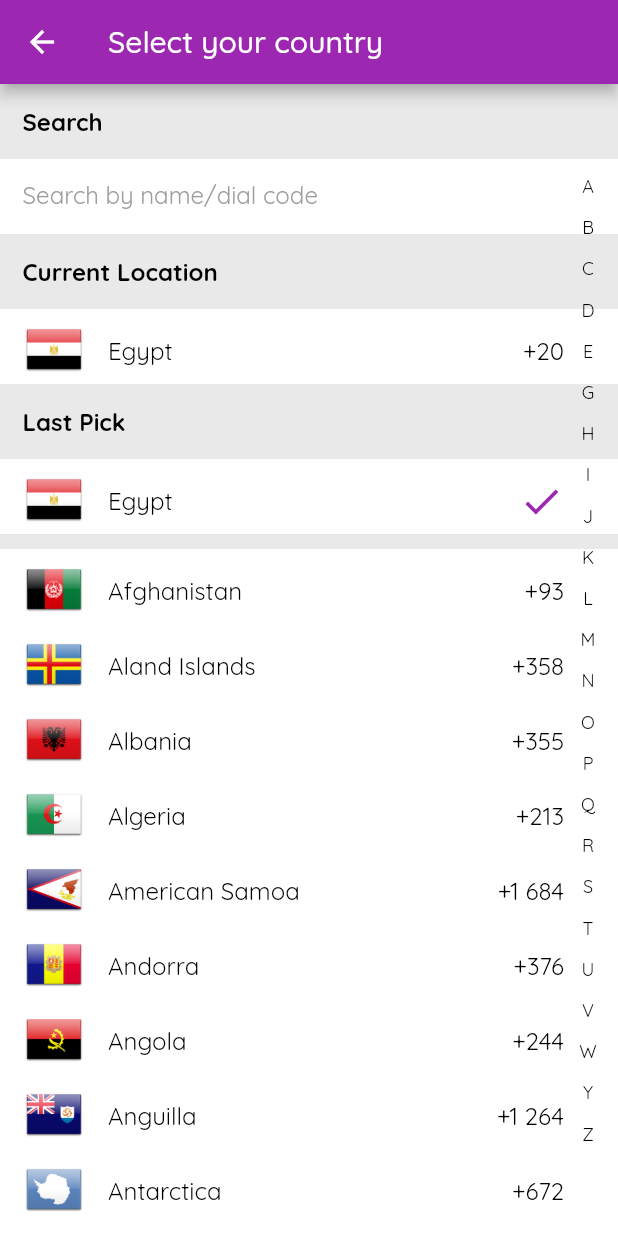
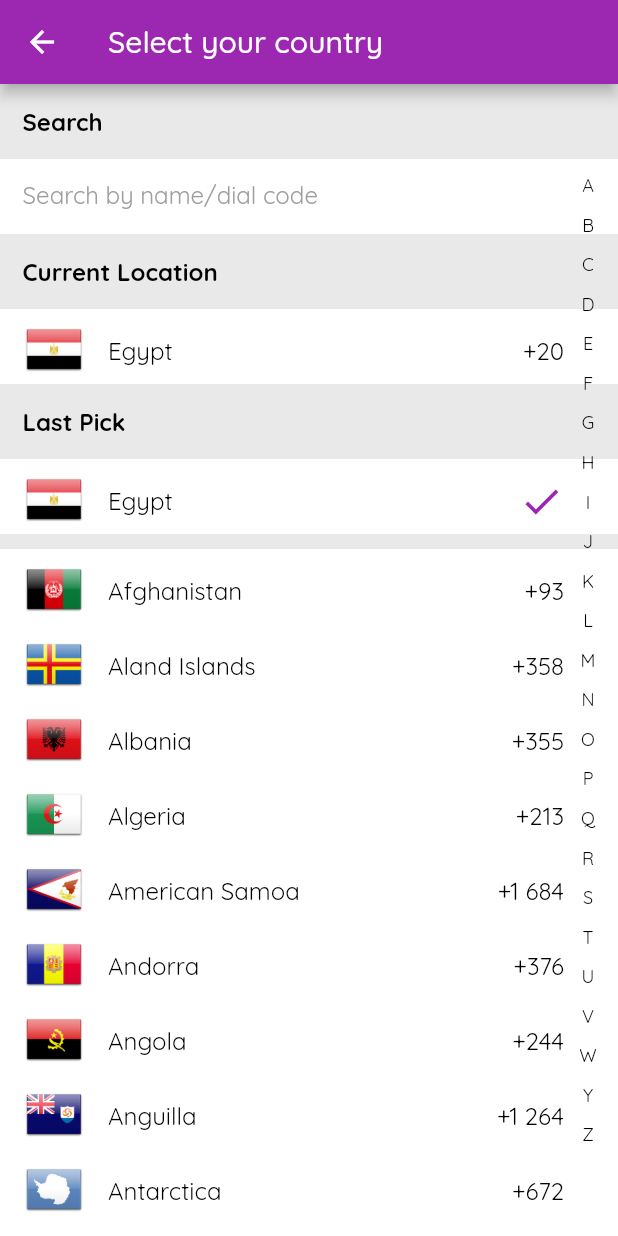
Before and after one commit to AmremadDev/country-list-picker, a Flutter app: the HomePage screen opened directly, after a tap on "+20", on a phone screen of 412 x 824 dp. Run offline on Flutter 3.47's test engine with Material 2 defaults, Android fonts, the phone set to English and light mode, and no system bars; our stand-ins replace mask_text_input_formatter; missing offline and left inert: dart_code_viewer2.

````diff
--- a/example/lib/top_part.dart
+++ b/example/lib/top_part.dart
@@ -16,24 +16,28 @@ class TopPart extends StatelessWidget {
     return Consumer4<PickerProvider, InputProvider, DialogProvider, SettingsProvider>(
       builder: (context, picker, input, dialog, settings, child) {
         return CountryListPicker(
-          // localCountry: Countries.Albania,
-          // onCountryChanged: (value) {},
-          // onChanged: (value) {},
+          onCountryChanged: ((value) {
+            input.hintString = value.local_number_sample;
+            input.mask = value.default_number_format;
+          }),
+          onChanged: (value) {
+            print(value);
+          },
           initialCountry: Countries.Egypt,
           language: picker.separated == true ? picker.language : settings.language,
           textDirection:
               picker.separated == true ? picker.textDirection : settings.language.textDirection,
           localCountry: (dialog.currentLocationTile == false) ? null : dialog.localCountry,
-          countryNameTextStyle: picker.countryNameTextStyle,
+          countryNameStyle: picker.countryNameTextStyle,
           isShowFlag: picker.isShowFlag,
           flagSize: picker.flagSize,
-          isShowDialingCode: picker.isShowDialCode,
+          isShowDiallingCode: picker.isShowDialCode,
           isShowDownIcon: picker.isDownIcon,
           isShowCountryTitle: picker.isShowCountryName,
           isShowInputField: input.isShowTextField,
           iconDown:
               Icon(picker.downIcon.icon, size: picker.downIcon.size, color: picker.downIcon.color),
-          dialCodeTextStyle: picker.dialCodeTextStyle,
+          diallingCodeStyle: picker.dialCodeTextStyle,
           border: picker.border == Borders.none
               ? InputBorder.none
               : picker.border == Borders.outline
@@ -52,14 +56,7 @@ class TopPart extends StatelessWidget {
                     : UnderlineInputBorder(borderSide: BorderSide(width: input.borderWidth)),
             mask: input.mask,
           ),
-          onCountryChanged: ((value) {
-            input.hintString = value.local_number_sample;
-            input.mask = value.default_number_format;
-          }),
-          onChanged: (value) {
-            print(value);
-          },
-          dialogTheme: CountryListDialogTheme(
+          dialogTheme: DialogThemeData(
             isShowFlag: dialog.countryFlag,
             isShowDialCode: dialog.countryDialCode,
             isShowFloatButton: dialog.upActionbutton,
@@ -67,23 +64,23 @@ class TopPart extends StatelessWidget {
             isShowLastPickTile: dialog.lastPickTile,
             isShowAlphabetsBar: dialog.alphabetBar,
             backgroundColor: dialog.backgroundColor,
-            textStyle: dialog.textStyle,
+            style: dialog.textStyle,
             appBar: AppBar(title: Text(dialog.appBarTitle.tr)),
             tileHeight: dialog.tileHeight,
             alphabetsBarTheme: AlphabetsBarThemeData(
               backgroundColor: dialog.alphabetUnSelectedBackgroundColor,
               selectedBackgroundColor: dialog.alphabetSelectedBackgroundColor,
-              textStyle: dialog.alphabetUnSelectedTextStyle,
-              selectedTextStyle: dialog.alphabetSelectedTextStyle,
+              style: dialog.alphabetUnSelectedTextStyle,
+              selectedStyle: dialog.alphabetSelectedTextStyle,
             ),
             tilesTheme: TilesThemeData(
-              background: dialog.titlesBackgroundColor,
+              backgroundColor: dialog.titlesBackgroundColor,
               style: dialog.titleTextStyle,
               currentLocationTileTitle: dialog.currentLocationTileTitle.tr,
               lastPickIcon: Icon(dialog.lastPickTileTitleIcon),
               lastPickTitle: dialog.lastPickTileTitle.tr,
               searchHint: dialog.searchTileHintString.tr,
-              searchHintTextStyle: dialog.searchTileHintTextStyle,
+              searchHintStyle: dialog.searchTileHintTextStyle,
               searchTitle: dialog.searchTileTitle.tr,
             ),
           ),
--- a/lib/country_list_picker.dart
+++ b/lib/country_list_picker.dart
@@ -10,12 +10,12 @@ import '../support/countires_multi_languages_list.dart';
 import '../selection_list.dart';
 import '../model/country.dart';
 import '../model/countries.dart';
-import '../theme/country_list_dialog_theme.dart';
+import '../theme/dialog_theme.dart';
 import '../theme/input_theme.dart';
 import '../widget/input_filed.dart';
 
 // exports
-export '../theme/country_list_dialog_theme.dart';
+export '../theme/dialog_theme.dart';
 export '../theme/input_theme.dart';
 export '../model/country.dart';
 export '../model/countries.dart';
@@ -27,7 +27,7 @@ class CountryListPicker extends StatefulWidget {
   /// The CountryListPicker can show many different languages.
   /// It can be customized with various properties such as [initialCountry], [language], [textDirection] and more.
   /// It has various callback properties for events such as [onCountryChanged], [onChanged] and others.
-  /// It throws an error if [isShowFlag] and [isShowDialingCode] both are set to false.
+  /// It throws an error if [isShowFlag] and [isShowDiallingCode] both are set to false.
   /// note that: if 'border' property of the 'inputTheme'is not equal [InputBorder.none], the [border] will be canceled.
   /// simple code
   /// ```dart
@@ -48,7 +48,7 @@ class CountryListPicker extends StatefulWidget {
     this.isShowCountryTitle = true,
     this.isShowFlag = true,
     this.flagSize = const Size(40.0, 40.0),
-    this.isShowDialingCode = true,
+    this.isShowDiallingCode = true,
     this.iconDown = const Icon(Icons.keyboard_arrow_down, size: 24),
     this.isShowDownIcon = true,
     this.isShowInputField = true,
@@ -56,9 +56,9 @@ class CountryListPicker extends StatefulWidget {
     this.margin = const EdgeInsets.all(5.0),
     this.padding = const EdgeInsets.all(0.0),
     this.border = const UnderlineInputBorder(),
-    this.dialCodeTextStyle = const TextStyle(fontSize: 16, fontWeight: FontWeight.bold),
-    this.countryNameTextStyle = const TextStyle(fontSize: 15, color: Colors.grey),
-    this.dialogTheme = const CountryListDialogTheme(),
+    this.diallingCodeStyle = const TextStyle(fontSize: 16, fontWeight: FontWeight.bold),
+    this.countryNameStyle = const TextStyle(fontSize: 15, color: Colors.grey),
+    this.dialogTheme = const DialogThemeData(),
     this.inputTheme = const InputThemeData(),
     // Events
     this.onCountryChanged,
@@ -68,7 +68,7 @@ class CountryListPicker extends StatefulWidget {
     this.onSaved,
     this.onTap,
     this.controller,
-  }) : assert(isShowFlag == true || isShowDialingCode == true,
+  }) : assert(isShowFlag == true || isShowDiallingCode == true,
             "Both isShowFlag and isShowCode can't be false")
 
   // ,assert((border == InputBorder.none || inputTheme.border == InputBorder.none),
@@ -117,10 +117,10 @@ class CountryListPicker extends StatefulWidget {
   /// This variable is declared as final, indicating that it can't be reassigned after being initialized.
   final bool isShowCountryTitle;
 
-  /// [isShowDialingCode] is a [bool] variable that determines whether or not to display the dialing code of the country.
-  /// If set to true, the dialing code will be shown, and if set to false, the dialing code will be hidden.
+  /// [isShowDiallingCode] is a [bool] variable that determines whether or not to display the dialling code of the country.
+  /// If set to true, the dialling code will be shown, and if set to false, the dialling code will be hidden.
   /// This variable is declared as final, indicating that it can't be reassigned after being initialized.
-  final bool isShowDialingCode;
+  final bool isShowDiallingCode;
 
   /// [isShowDownIcon] is a [bool] variable that determines whether or not to display the down icon.
   /// If set to true, the down icon will be shown, and if set to false, the down icon will be hidden.
@@ -152,22 +152,14 @@ class CountryListPicker extends StatefulWidget {
   /// [OutlineInputBorder], which results in a rounded rectangle being drawn around the [CountryListPicker].
   final InputBorder border;
 
-  /// If non-null, the style to use for this text.
-  ///
-  /// If the style's "inherit" property is true, the style will be merged with
-  /// the closest enclosing [DefaultTextStyle]. Otherwise, the style will
-  /// replace the closest enclosing [DefaultTextStyle].
-  final TextStyle dialCodeTextStyle;
+  /// [diallingCodeStyle] text style.
+  final TextStyle diallingCodeStyle;
 
-  /// If non-null, the style to use for this text.
-  ///
-  /// If the style's "inherit" property is true, the style will be merged with
-  /// the closest enclosing [DefaultTextStyle]. Otherwise, the style will
-  /// replace the closest enclosing [DefaultTextStyle].
-  final TextStyle countryNameTextStyle;
+  /// [countryNameStyle] text style.
+  final TextStyle countryNameStyle;
 
   /// dilaog theme data
-  final CountryListDialogTheme dialogTheme;
+  final DialogThemeData dialogTheme;
 
   /// Input field theme data
   final InputThemeData inputTheme;
@@ -230,7 +222,6 @@ class _CountryListPickerState extends State<CountryListPicker> {
         flagUri: 'assets/flags/${element['iso_3166_1_alpha2'].toLowerCase()}.png',
       );
     }).toList();
-    countries.removeWhere((element) => element.name.common[0] == "F");
     countries.sort((a, b) => a.name.common.compareTo(b.name.common));
 
     selectedCountry = selectedCountry == null
@@ -319,10 +310,10 @@ class _CountryListPickerState extends State<CountryListPicker> {
                             orElse: () => countries[0])
                         .name
                         .common,
-                style: widget.countryNameTextStyle.copyWith(
-                    fontWeight: widget.countryNameTextStyle.fontWeight,
-                    fontSize: widget.countryNameTextStyle.fontSize ?? 15,
-                    color: widget.countryNameTextStyle.color ?? Colors.grey,
+                style: widget.countryNameStyle.copyWith(
+                    fontWeight: widget.countryNameStyle.fontWeight,
+                    fontSize: widget.countryNameStyle.fontSize ?? 15,
+                    color: widget.countryNameStyle.color ?? Colors.grey,
                     overflow: TextOverflow.ellipsis),
               ),
           ],
@@ -379,17 +370,17 @@ class _CountryListPickerState extends State<CountryListPicker> {
                     height: widget.flagSize.height,
                     width: widget.flagSize.width)),
           //code
-          if (widget.isShowDialingCode == true)
+          if (widget.isShowDiallingCode == true)
             Padding(
                 padding: const EdgeInsets.symmetric(horizontal: 2.5),
                 child: Directionality(
                   textDirection: TextDirection.ltr,
                   child: Text(country.dialing_code.toString(),
-                      style: widget.dialCodeTextStyle.copyWith(
-                          color: widget.dialCodeTextStyle.color ??
+                      style: widget.diallingCodeStyle.copyWith(
+                          color: widget.diallingCodeStyle.color ??
                               Theme.of(context).textTheme.titleLarge?.color,
-                          fontSize: widget.dialCodeTextStyle.fontSize ?? 16,
-                          fontWeight: widget.dialCodeTextStyle.fontWeight ?? FontWeight.bold)),
+                          fontSize: widget.diallingCodeStyle.fontSize ?? 16,
+                          fontWeight: widget.diallingCodeStyle.fontWeight ?? FontWeight.bold)),
                 )),
 
           //down icon
--- a/lib/selection_list.dart
+++ b/lib/selection_list.dart
@@ -8,7 +8,7 @@ import '../widget/alphabet_scroll.dart';
 import '../widget/current_location_tile.dart';
 import '../widget/country_list_tile.dart';
 import '../widget/search_tile.dart';
-import '../theme/country_list_dialog_theme.dart';
+import '../theme/dialog_theme.dart';
 
 class SelectionList extends StatelessWidget {
   SelectionList(
@@ -17,7 +17,7 @@ class SelectionList extends StatelessWidget {
     required this.selectedCountry,
     this.localCountry,
     this.appBar,
-    this.dialogTheme = const CountryListDialogTheme(),
+    this.dialogTheme = const DialogThemeData(),
     this.textDirection = TextDirection.ltr,
     required this.language,
   });
@@ -28,7 +28,7 @@ class SelectionList extends StatelessWidget {
   final Country? localCountry;
   final TextDirection textDirection;
   final Languages language;
-  final CountryListDialogTheme dialogTheme;
+  final DialogThemeData dialogTheme;
   final TextEditingController _controller = TextEditingController();
 
   @override
@@ -101,7 +101,7 @@ class SelectionList extends StatelessWidget {
                               ? const SizedBox.shrink()
                               : Container(
                                   height: 10,
-                                  color: dialogTheme.tilesTheme.background ??
+                                  color: dialogTheme.tilesTheme.backgroundColor ??
                                       Theme.of(context).focusColor,
                                 )
                         ]),
--- a/lib/theme/alphabets_bar_themes.dart
+++ b/lib/theme/alphabets_bar_themes.dart
@@ -8,15 +8,15 @@ class AlphabetsBarThemeData {
   final Color selectedBackgroundColor;
 
   /// Text style of unselected alphabet.
-  final TextStyle textStyle;
+  final TextStyle style;
 
   /// Text style of selected alphabet.
-  final TextStyle selectedTextStyle;
+  final TextStyle selectedStyle;
 
   const AlphabetsBarThemeData({
     this.backgroundColor = Colors.transparent,
     this.selectedBackgroundColor = Colors.transparent,
-    this.textStyle = const TextStyle(fontSize: 12),
-    this.selectedTextStyle = const TextStyle(fontSize: 18, fontWeight: FontWeight.bold),
+    this.style = const TextStyle(fontSize: 12),
+    this.selectedStyle = const TextStyle(fontSize: 18, fontWeight: FontWeight.bold),
   });
 }
--- a/lib/theme/country_list_dialog_theme.dart
+++ b/lib/theme/dialog_theme.dart
@@ -4,7 +4,7 @@ import './alphabets_bar_themes.dart';
 export './tiles_theme_data.dart';
 export './alphabets_bar_themes.dart';
 
-class CountryListDialogTheme {
+class DialogThemeData {
   ///An app bar to display at the top of country list dialog.
   final PreferredSizeWidget? appBar;
 
@@ -42,7 +42,7 @@ class CountryListDialogTheme {
   final Color? backgroundColor;
 
   /// Country text style.
-  final TextStyle textStyle;
+  final TextStyle style;
 
   /// Height of the tile.
   /// [tileHeight] must be greater than 50.0
@@ -71,7 +71,7 @@ class CountryListDialogTheme {
   ///```
   final AlphabetsBarThemeData alphabetsBarTheme;
 
-  const CountryListDialogTheme({
+  const DialogThemeData({
     this.tilesTheme = const TilesThemeData(),
     this.alphabetsBarTheme = const AlphabetsBarThemeData(),
     this.isShowLastPickTile = true,
@@ -82,7 +82,7 @@ class CountryListDialogTheme {
     this.isShowFloatButton = true,
     this.backgroundColor,
     this.isShowDialCode = true,
-    this.textStyle = const TextStyle(fontSize: 16),
+    this.style = const TextStyle(fontSize: 16),
     this.tileHeight = 50.0,
   }) : assert(tileHeight >= 50.0, "tileheight must be greater than 50.0");
 }
--- a/lib/theme/tiles_theme_data.dart
+++ b/lib/theme/tiles_theme_data.dart
@@ -5,7 +5,7 @@ class TilesThemeData {
   final TextStyle style;
 
   /// Background color of tile title.
-  final Color? background;
+  final Color? backgroundColor;
 
   /// Text of search tile title.
   final String searchTitle;
@@ -14,7 +14,7 @@ class TilesThemeData {
   final String searchHint;
 
   /// The style to use for the [searchHint].
-  final TextStyle searchHintTextStyle;
+  final TextStyle searchHintStyle;
 
   /// Text of last pick tile title.
   final String lastPickTitle;
@@ -28,12 +28,12 @@ class TilesThemeData {
   const TilesThemeData({
     // General
     this.style = const TextStyle(fontSize: 16, fontWeight: FontWeight.bold),
-    this.background,
+    this.backgroundColor,
 
     // Search Tile
     this.searchTitle = "Search",
     this.searchHint = "name/dial code...",
-    this.searchHintTextStyle = const TextStyle(fontSize: 16, color: Color(0xFF9E9E9E)),
+    this.searchHintStyle = const TextStyle(fontSize: 16, color: Color(0xFF9E9E9E)),
 
     // Last Pick Tile
     this.lastPickTitle = "Last Pick",
--- a/lib/widget/alphabet_scroll.dart
+++ b/lib/widget/alphabet_scroll.dart
@@ -1,6 +1,6 @@
 import 'package:flutter/material.dart';
 import '../model/country.dart';
-import '../theme/country_list_dialog_theme.dart';
+import '../theme/dialog_theme.dart';
 
 class AlphabetScroll extends StatelessWidget {
   const AlphabetScroll({
@@ -9,11 +9,11 @@ class AlphabetScroll extends StatelessWidget {
     required this.alphabet,
     required this.countries,
     required this.selectedChar,
-    this.dialogTheme = const CountryListDialogTheme(),
+    this.dialogTheme = const DialogThemeData(),
     this.unitsCanceled = 6,
   });
   final ScrollController scrollController;
-  final CountryListDialogTheme dialogTheme;
+  final DialogThemeData dialogTheme;
   final List<String> alphabet;
   final List<Country> countries;
   final String? selectedChar;
@@ -65,18 +65,16 @@ class AlphabetScroll extends StatelessWidget {
                             alphabet[index],
                             textAlign: TextAlign.center,
                             style: (index == selectedint)
-                                ? dialogTheme.alphabetsBarTheme.selectedTextStyle.copyWith(
+                                ? dialogTheme.alphabetsBarTheme.selectedStyle.copyWith(
                                     fontSize:
-                                        dialogTheme.alphabetsBarTheme.selectedTextStyle.fontSize ??
-                                            18,
-                                    fontWeight: dialogTheme
-                                            .alphabetsBarTheme.selectedTextStyle.fontWeight ??
-                                        FontWeight.bold,
-                                    color: dialogTheme.alphabetsBarTheme.selectedTextStyle.color ??
+                                        dialogTheme.alphabetsBarTheme.selectedStyle.fontSize ?? 18,
+                                    fontWeight:
+                                        dialogTheme.alphabetsBarTheme.selectedStyle.fontWeight ??
+                                            FontWeight.bold,
+                                    color: dialogTheme.alphabetsBarTheme.selectedStyle.color ??
                                         Theme.of(context).colorScheme.primary)
-                                : dialogTheme.alphabetsBarTheme.textStyle.copyWith(
-                                    fontSize:
-                                        (dialogTheme.alphabetsBarTheme.textStyle.fontSize) ?? 12),
+                                : dialogTheme.alphabetsBarTheme.style.copyWith(
+                                    fontSize: (dialogTheme.alphabetsBarTheme.style.fontSize) ?? 12),
                           ),
                         ),
                       ),
--- a/lib/widget/country_list_tile.dart
+++ b/lib/widget/country_list_tile.dart
@@ -1,19 +1,19 @@
 import 'package:flutter/material.dart';
 import '../model/country.dart';
 import '../model/languages.dart';
-import '../theme/country_list_dialog_theme.dart';
+import '../theme/dialog_theme.dart';
 
 class CountryListTile extends StatelessWidget {
   const CountryListTile({
     super.key,
     required this.country,
     required this.language,
-    this.dialogTheme = const CountryListDialogTheme(),
+    this.dialogTheme = const DialogThemeData(),
   });
 
   final Country country;
   final Languages language;
-  final CountryListDialogTheme dialogTheme;
+  final DialogThemeData dialogTheme;
   @override
   Widget build(BuildContext context) {
     return SizedBox(
@@ -30,7 +30,7 @@ class CountryListTile extends StatelessWidget {
             country.name.common,
             overflow: TextOverflow.ellipsis,
             maxLines: 1,
-            style: dialogTheme.textStyle.copyWith(fontSize: dialogTheme.textStyle.fontSize ?? 16),
+            style: dialogTheme.style.copyWith(fontSize: dialogTheme.style.fontSize ?? 16),
           ),
           trailing: Padding(
             padding: EdgeInsets.symmetric(
@@ -44,8 +44,7 @@ class CountryListTile extends StatelessWidget {
             child: (dialogTheme.isShowDialCode)
                 ? Text(country.dialing_code,
                     textDirection: TextDirection.ltr,
-                    style: dialogTheme.textStyle
-                        .copyWith(fontSize: dialogTheme.textStyle.fontSize ?? 16))
+                    style: dialogTheme.style.copyWith(fontSize: dialogTheme.style.fontSize ?? 16))
                 : null,
           ),
           onTap: () {
--- a/lib/widget/current_location_tile.dart
+++ b/lib/widget/current_location_tile.dart
@@ -1,7 +1,7 @@
 import 'package:country_list_picker/model/languages.dart';
 import 'package:flutter/material.dart';
 import '../model/country.dart';
-import '../theme/country_list_dialog_theme.dart';
+import '../theme/dialog_theme.dart';
 
 class CurrentLocationTile extends StatelessWidget {
   const CurrentLocationTile({
@@ -11,7 +11,7 @@ class CurrentLocationTile extends StatelessWidget {
     required this.language,
   });
 
-  final CountryListDialogTheme dialogTheme;
+  final DialogThemeData dialogTheme;
   final Country country;
   final Languages language;
 
@@ -19,7 +19,7 @@ class CurrentLocationTile extends StatelessWidget {
   Widget build(BuildContext context) {
     return Column(children: [
       Container(
-          color: dialogTheme.tilesTheme.background ?? Theme.of(context).focusColor,
+          color: dialogTheme.tilesTheme.backgroundColor ?? Theme.of(context).focusColor,
           alignment: (Directionality.of(context) == TextDirection.ltr)
               ? Alignment.centerLeft
               : Alignment.centerRight,
@@ -48,7 +48,7 @@ class CurrentLocationTile extends StatelessWidget {
               overflow: TextOverflow.ellipsis,
               maxLines: 1,
               softWrap: false,
-              style: dialogTheme.textStyle.copyWith(fontSize: dialogTheme.textStyle.fontSize ?? 16),
+              style: dialogTheme.style.copyWith(fontSize: dialogTheme.style.fontSize ?? 16),
             ),
             trailing: Padding(
               padding: EdgeInsets.symmetric(
@@ -62,8 +62,7 @@ class CurrentLocationTile extends StatelessWidget {
               child: (dialogTheme.isShowDialCode)
                   ? Text(country.dialing_code,
                       textDirection: TextDirection.ltr,
-                      style: dialogTheme.textStyle
-                          .copyWith(fontSize: dialogTheme.textStyle.fontSize ?? 16))
+                      style: dialogTheme.style.copyWith(fontSize: dialogTheme.style.fontSize ?? 16))
                   : null,
             ),
             onTap: () {
--- a/lib/widget/lastpick_tile.dart
+++ b/lib/widget/lastpick_tile.dart
@@ -1,10 +1,10 @@
 import 'package:flutter/material.dart';
 import '../model/country.dart';
-import '../theme/country_list_dialog_theme.dart';
+import '../theme/dialog_theme.dart';
 import '../model/languages.dart';
 
 class LastPickTile extends StatelessWidget {
-  final CountryListDialogTheme dialogTheme;
+  final DialogThemeData dialogTheme;
   final Country country;
   final Languages language;
   const LastPickTile({
@@ -18,7 +18,7 @@ class LastPickTile extends StatelessWidget {
   Widget build(BuildContext context) {
     return Column(children: [
       Container(
-          color: dialogTheme.tilesTheme.background ?? Theme.of(context).focusColor,
+          color: dialogTheme.tilesTheme.backgroundColor ?? Theme.of(context).focusColor,
           alignment: (Directionality.of(context) == TextDirection.ltr)
               ? Alignment.centerLeft
               : Alignment.centerRight,
@@ -45,7 +45,7 @@ class LastPickTile extends StatelessWidget {
               overflow: TextOverflow.ellipsis,
               maxLines: 1,
               softWrap: false,
-              style: dialogTheme.textStyle.copyWith(fontSize: dialogTheme.textStyle.fontSize ?? 16),
+              style: dialogTheme.style.copyWith(fontSize: dialogTheme.style.fontSize ?? 16),
             ),
             trailing: Padding(
                 padding: EdgeInsets.symmetric(
--- a/lib/widget/search_tile.dart
+++ b/lib/widget/search_tile.dart
@@ -1,7 +1,7 @@
 import 'package:flutter/material.dart';
 import 'package:provider/provider.dart';
 import '../model/country.dart';
-import '../theme/country_list_dialog_theme.dart';
+import '../theme/dialog_theme.dart';
 import '../provider/picker_provider.dart';
 
 class SearchTile extends StatelessWidget {
@@ -12,7 +12,7 @@ class SearchTile extends StatelessWidget {
     required this.elements,
   });
 
-  final CountryListDialogTheme dialogTheme;
+  final DialogThemeData dialogTheme;
   final TextEditingController controller;
   final List<Country> elements;
 
@@ -20,7 +20,7 @@ class SearchTile extends StatelessWidget {
   Widget build(BuildContext context) {
     return Column(children: [
       Container(
-          color: dialogTheme.tilesTheme.background ?? Theme.of(context).focusColor,
+          color: dialogTheme.tilesTheme.backgroundColor ?? Theme.of(context).focusColor,
           alignment: (Directionality.of(context) == TextDirection.ltr)
               ? Alignment.centerLeft
               : Alignment.centerRight,
@@ -37,13 +37,13 @@ class SearchTile extends StatelessWidget {
         height: dialogTheme.tileHeight,
         child: TextField(
           textInputAction: TextInputAction.search,
-          style: dialogTheme.textStyle.copyWith(fontSize: dialogTheme.textStyle.fontSize ?? 16),
+          style: dialogTheme.style.copyWith(fontSize: dialogTheme.style.fontSize ?? 16),
           controller: controller,
           decoration: InputDecoration(
               border: InputBorder.none,
               contentPadding: const EdgeInsets.only(left: 15, bottom: 0, top: 0, right: 15),
               hintText: dialogTheme.tilesTheme.searchHint,
-              hintStyle: dialogTheme.tilesTheme.searchHintTextStyle),
+              hintStyle: dialogTheme.tilesTheme.searchHintStyle),
           onChanged: ((value) {
             String s = value.toUpperCase();
             context.read<SettingsProvider>().countries = elements
````
Also changed, not shown: 1 other file.
